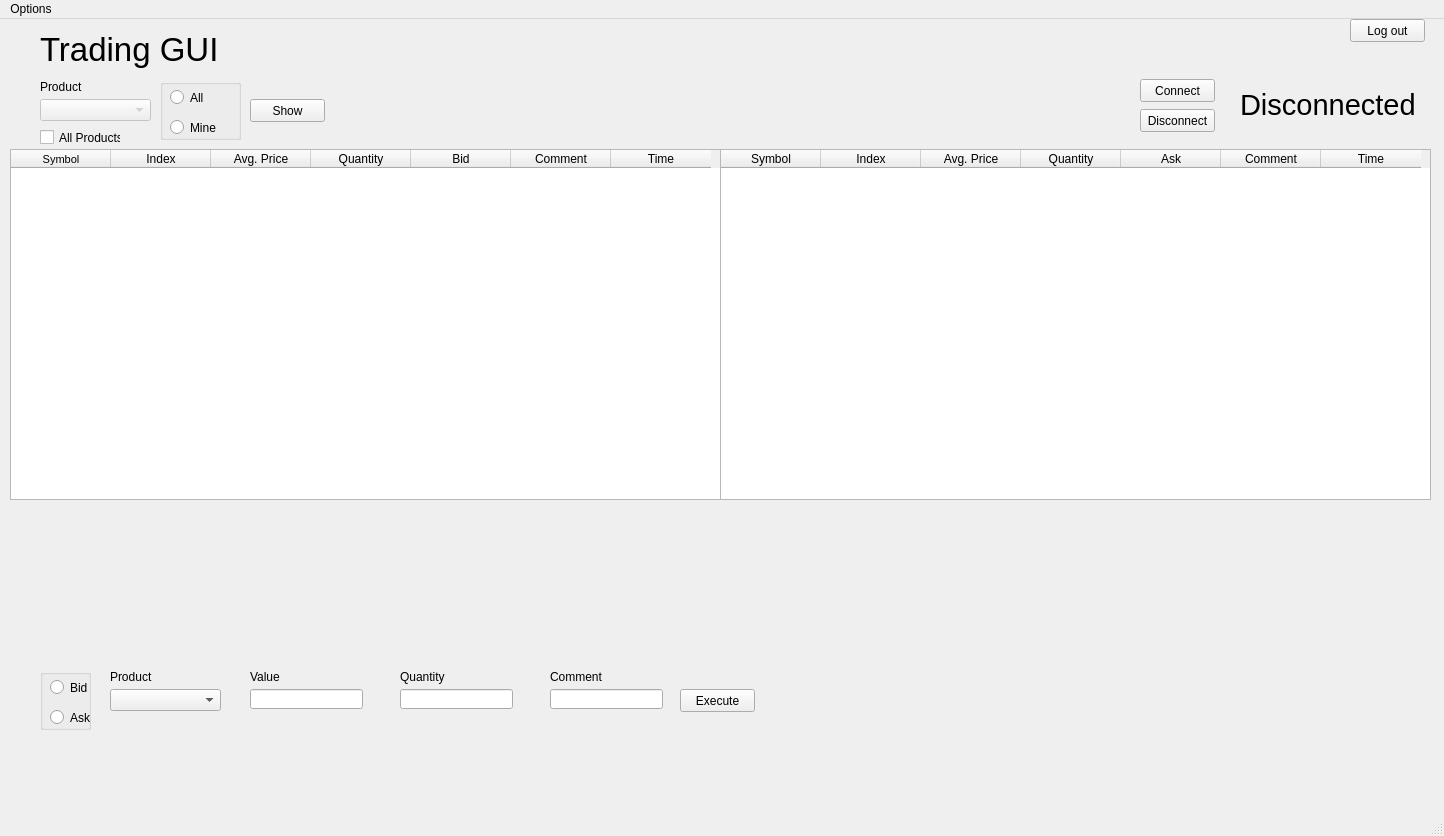
tradebrse/MEX_Client, file mex_main.ui: the form before one commit.
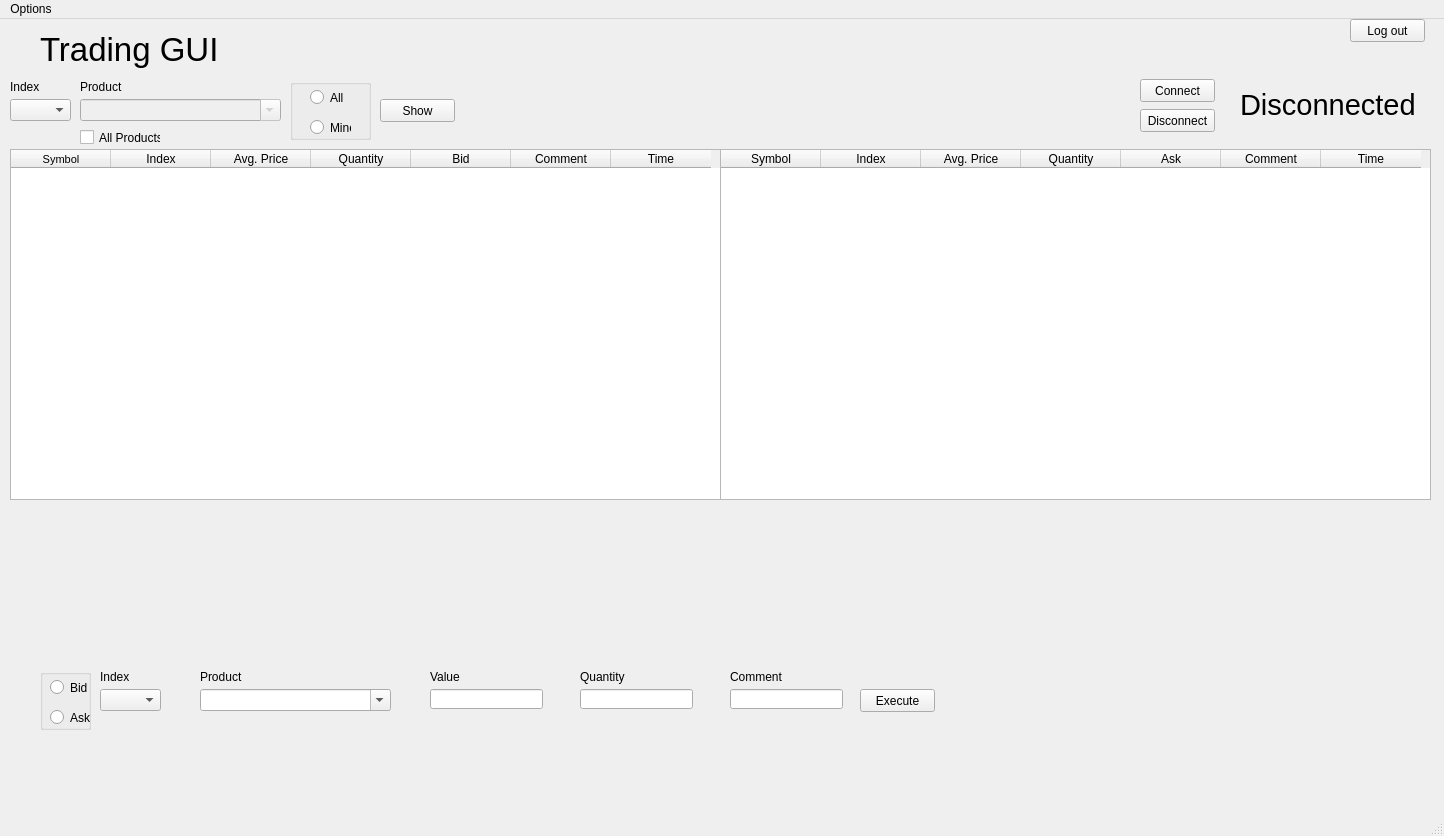
The form after the commit.

Commit message: Added products for all indices and extended functions for index usage

Patch:
```diff
--- a/mex_main.ui
+++ b/mex_main.ui
@@ -17,17 +17,20 @@
    <widget class="QComboBox" name="cBoxProductExec">
     <property name="geometry">
      <rect>
-      <x>110</x>
+      <x>200</x>
       <y>670</y>
-      <width>111</width>
+      <width>191</width>
       <height>22</height>
      </rect>
     </property>
+    <property name="editable">
+     <bool>true</bool>
+    </property>
    </widget>
    <widget class="QLabel" name="lblProductExec">
     <property name="geometry">
      <rect>
-      <x>40</x>
+      <x>80</x>
       <y>60</y>
       <width>71</width>
       <height>16</height>
@@ -40,7 +43,7 @@
    <widget class="QCheckBox" name="checkBoxAllProducts">
     <property name="geometry">
      <rect>
-      <x>40</x>
+      <x>80</x>
       <y>110</y>
       <width>81</width>
       <height>17</height>
@@ -71,7 +74,7 @@
    <widget class="QPushButton" name="btnShow">
     <property name="geometry">
      <rect>
-      <x>250</x>
+      <x>380</x>
       <y>80</y>
       <width>75</width>
       <height>23</height>
@@ -84,7 +87,7 @@
    <widget class="QLineEdit" name="edtComment">
     <property name="geometry">
      <rect>
-      <x>550</x>
+      <x>730</x>
       <y>670</y>
       <width>113</width>
       <height>20</height>
@@ -94,7 +97,7 @@
    <widget class="QLineEdit" name="edtQuantity">
     <property name="geometry">
      <rect>
-      <x>400</x>
+      <x>580</x>
       <y>670</y>
       <width>113</width>
       <height>20</height>
@@ -117,7 +120,7 @@
    <widget class="QPushButton" name="btnExecute">
     <property name="geometry">
      <rect>
-      <x>680</x>
+      <x>860</x>
       <y>670</y>
       <width>75</width>
       <height>23</height>
@@ -192,25 +195,7 @@
    <widget class="QLabel" name="lblInfoOutput">
     <property name="geometry">
      <rect>
-      <x>300</x>
-      <y>700</y>
-      <width>731</width>
-      <height>71</height>
-     </rect>
-    </property>
-    <property name="font">
-     <font>
-      <pointsize>30</pointsize>
-     </font>
-    </property>
-    <property name="text">
-     <string/>
-    </property>
-   </widget>
-   <widget class="QLabel" name="lblProductShow">
-    <property name="geometry">
-     <rect>
-      <x>110</x>
+      <x>200</x>
       <y>650</y>
       <width>71</width>
       <height>16</height>
@@ -223,7 +208,7 @@
    <widget class="QGroupBox" name="groupBoxShowAll">
     <property name="geometry">
      <rect>
-      <x>160</x>
+      <x>290</x>
       <y>60</y>
       <width>81</width>
       <height>61</height>
@@ -235,9 +220,9 @@
     <widget class="QRadioButton" name="radioButtonAll">
      <property name="geometry">
       <rect>
-       <x>10</x>
+       <x>20</x>
        <y>10</y>
-       <width>82</width>
+       <width>41</width>
        <height>17</height>
       </rect>
      </property>
@@ -248,9 +233,9 @@
     <widget class="QRadioButton" name="radioButtonMine">
      <property name="geometry">
       <rect>
-       <x>10</x>
+       <x>20</x>
        <y>40</y>
-       <width>82</width>
+       <width>41</width>
        <height>17</height>
       </rect>
      </property>
@@ -313,7 +298,7 @@
    <widget class="QLabel" name="lblQuantity">
     <property name="geometry">
      <rect>
-      <x>400</x>
+      <x>580</x>
       <y>650</y>
       <width>71</width>
       <height>16</height>
@@ -365,7 +350,7 @@
    <widget class="QLineEdit" name="edtValue">
     <property name="geometry">
      <rect>
-      <x>250</x>
+      <x>430</x>
       <y>670</y>
       <width>113</width>
       <height>20</height>
@@ -375,7 +360,7 @@
    <widget class="QLabel" name="lblComment">
     <property name="geometry">
      <rect>
-      <x>550</x>
+      <x>730</x>
       <y>650</y>
       <width>71</width>
       <height>16</height>
@@ -391,17 +376,20 @@
     </property>
     <property name="geometry">
      <rect>
-      <x>40</x>
+      <x>80</x>
       <y>80</y>
-      <width>111</width>
+      <width>201</width>
       <height>22</height>
      </rect>
     </property>
+    <property name="editable">
+     <bool>true</bool>
+    </property>
    </widget>
    <widget class="QLabel" name="lblValue">
     <property name="geometry">
      <rect>
-      <x>250</x>
+      <x>430</x>
       <y>650</y>
       <width>71</width>
       <height>16</height>
@@ -458,6 +446,85 @@
      <string>Disconnect</string>
     </property>
    </widget>
+   <widget class="QComboBox" name="cBoxIndexExec">
+    <property name="geometry">
+     <rect>
+      <x>100</x>
+      <y>670</y>
+      <width>61</width>
+      <height>22</height>
+     </rect>
+    </property>
+    <property name="editable">
+     <bool>false</bool>
+    </property>
+   </widget>
+   <widget class="QLabel" name="lblIndexExec">
+    <property name="geometry">
+     <rect>
+      <x>100</x>
+      <y>650</y>
+      <width>71</width>
+      <height>16</height>
+     </rect>
+    </property>
+    <property name="text">
+     <string>Index</string>
+    </property>
+   </widget>
+   <widget class="QLabel" name="lblIndexShow">
+    <property name="geometry">
+     <rect>
+      <x>10</x>
+      <y>60</y>
+      <width>71</width>
+      <height>16</height>
+     </rect>
+    </property>
+    <property name="text">
+     <string>Index</string>
+    </property>
+   </widget>
+   <widget class="QComboBox" name="cBoxIndexShow">
+    <property name="geometry">
+     <rect>
+      <x>10</x>
+      <y>80</y>
+      <width>61</width>
+      <height>22</height>
+     </rect>
+    </property>
+    <property name="editable">
+     <bool>false</bool>
+    </property>
+   </widget>
+   <zorder>cBoxProductExec</zorder>
+   <zorder>lblProductShow</zorder>
+   <zorder>checkBoxAllProducts</zorder>
+   <zorder>lblTradingGUI</zorder>
+   <zorder>btnShow</zorder>
+   <zorder>edtComment</zorder>
+   <zorder>edtQuantity</zorder>
+   <zorder>btnLogOut</zorder>
+   <zorder>btnExecute</zorder>
+   <zorder>tableWidgetOrderbookBid</zorder>
+   <zorder>lblProductExec</zorder>
+   <zorder>groupBoxShowAll</zorder>
+   <zorder>tableWidgetOrderbookAsk</zorder>
+   <zorder>lblQuantity</zorder>
+   <zorder>groupBoxExecuteBidAsk</zorder>
+   <zorder>edtValue</zorder>
+   <zorder>lblComment</zorder>
+   <zorder>cBoxProductShow</zorder>
+   <zorder>lblValue</zorder>
+   <zorder>lblConnectionStatus</zorder>
+   <zorder>btnConnect</zorder>
+   <zorder>btnDisconnect</zorder>
+   <zorder>cBoxIndexExec</zorder>
+   <zorder>lblIndexExec</zorder>
+   <zorder>lblIndexShow</zorder>
+   <zorder>cBoxIndexShow</zorder>
+   <zorder>radioButtonAll</zorder>
   </widget>
   <widget class="QMenuBar" name="menubar">
    <property name="geometry">
```
Left out of the diff: 4 changed lines with no effect on the pictures. The commit also changes 5 other files.
